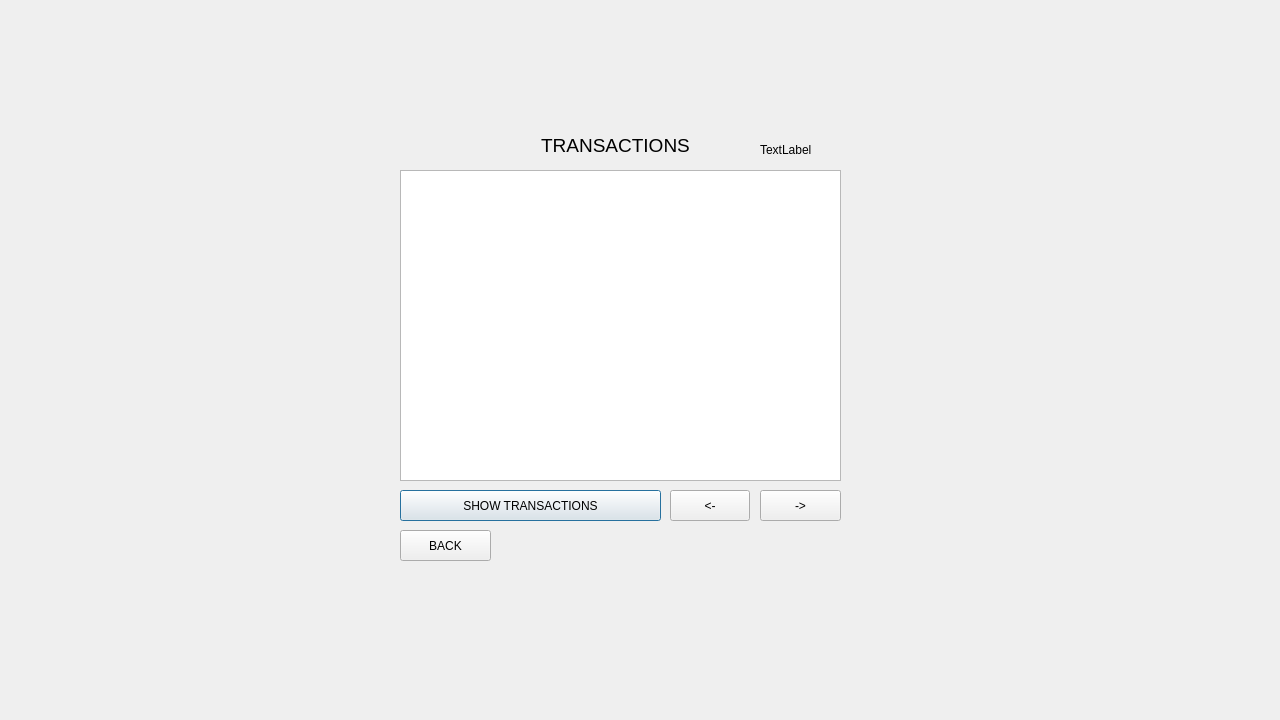
This is bank-automat/transactions.ui in alavuvi/atm-simulator-project as Qt 5 draws it before an edit. The edited form follows.
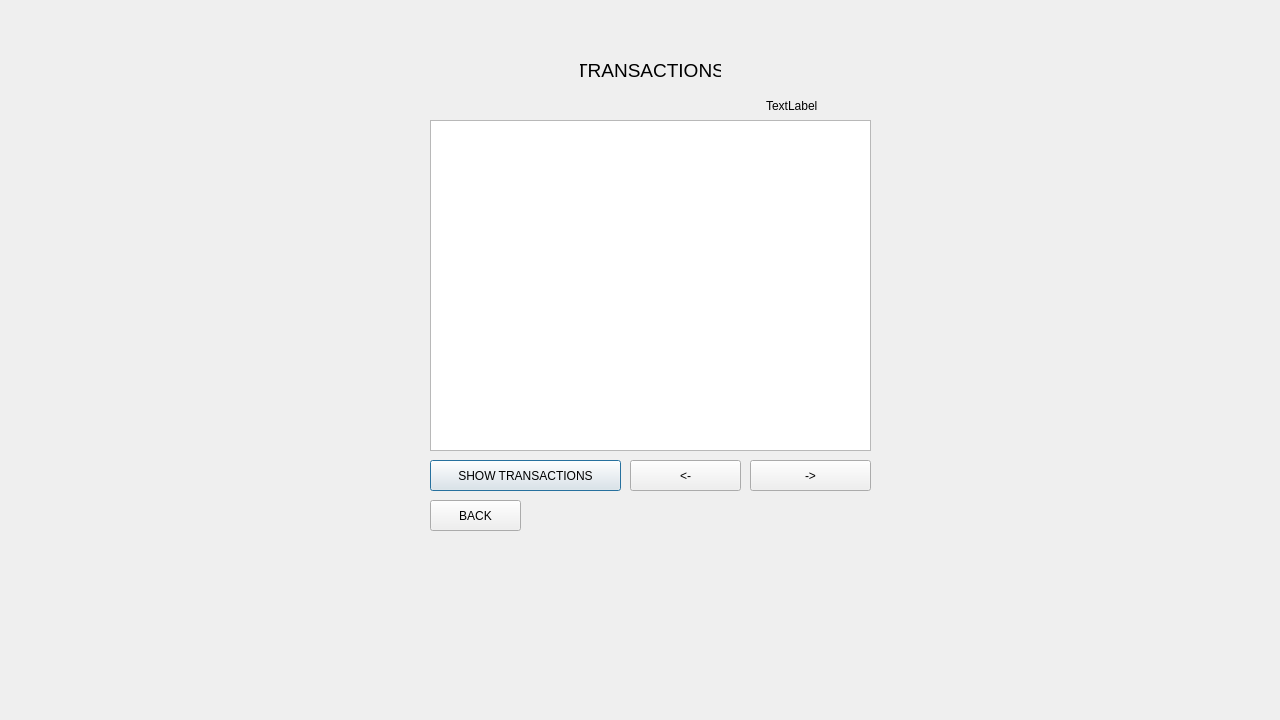
This is the edited form.

The edit to the form file:
```diff
--- a/bank-automat/transactions.ui
+++ b/bank-automat/transactions.ui
@@ -13,52 +13,13 @@
   <property name="windowTitle">
    <string>Dialog</string>
   </property>
-  <widget class="QPushButton" name="btnTransactions">
-   <property name="geometry">
-    <rect>
-     <x>400</x>
-     <y>490</y>
-     <width>261</width>
-     <height>31</height>
-    </rect>
-   </property>
-   <property name="text">
-    <string>SHOW TRANSACTIONS</string>
-   </property>
-  </widget>
-  <widget class="QTableView" name="tableTransactions">
-   <property name="geometry">
-    <rect>
-     <x>400</x>
-     <y>170</y>
-     <width>441</width>
-     <height>311</height>
-    </rect>
-   </property>
-   <property name="selectionMode">
-    <enum>QAbstractItemView::SelectionMode::SingleSelection</enum>
-   </property>
-  </widget>
-  <widget class="QPushButton" name="btn_older">
-   <property name="geometry">
-    <rect>
-     <x>760</x>
-     <y>490</y>
-     <width>81</width>
-     <height>31</height>
-    </rect>
-   </property>
-   <property name="text">
-    <string>-&gt;</string>
-   </property>
-  </widget>
   <widget class="QLabel" name="labelTransactions">
    <property name="geometry">
     <rect>
-     <x>540</x>
-     <y>130</y>
-     <width>151</width>
-     <height>31</height>
+     <x>580</x>
+     <y>50</y>
+     <width>141</width>
+     <height>41</height>
     </rect>
    </property>
    <property name="font">
@@ -73,11 +34,76 @@
     <set>Qt::AlignmentFlag::AlignCenter</set>
    </property>
   </widget>
+  <widget class="QLabel" name="label1">
+   <property name="geometry">
+    <rect>
+     <x>766</x>
+     <y>95</y>
+     <width>101</width>
+     <height>21</height>
+    </rect>
+   </property>
+   <property name="text">
+    <string>TextLabel</string>
+   </property>
+  </widget>
+  <widget class="QTableView" name="tableTransactions">
+   <property name="geometry">
+    <rect>
+     <x>430</x>
+     <y>120</y>
+     <width>441</width>
+     <height>331</height>
+    </rect>
+   </property>
+   <property name="selectionMode">
+    <enum>QAbstractItemView::SelectionMode::SingleSelection</enum>
+   </property>
+  </widget>
+  <widget class="QPushButton" name="btnTransactions">
+   <property name="geometry">
+    <rect>
+     <x>430</x>
+     <y>460</y>
+     <width>191</width>
+     <height>31</height>
+    </rect>
+   </property>
+   <property name="text">
+    <string>SHOW TRANSACTIONS</string>
+   </property>
+  </widget>
+  <widget class="QPushButton" name="btn_newer">
+   <property name="geometry">
+    <rect>
+     <x>630</x>
+     <y>460</y>
+     <width>111</width>
+     <height>31</height>
+    </rect>
+   </property>
+   <property name="text">
+    <string>&lt;-</string>
+   </property>
+  </widget>
+  <widget class="QPushButton" name="btn_older">
+   <property name="geometry">
+    <rect>
+     <x>750</x>
+     <y>460</y>
+     <width>121</width>
+     <height>31</height>
+    </rect>
+   </property>
+   <property name="text">
+    <string>-&gt;</string>
+   </property>
+  </widget>
   <widget class="QPushButton" name="btnBack">
    <property name="geometry">
     <rect>
-     <x>400</x>
-     <y>530</y>
+     <x>430</x>
+     <y>500</y>
      <width>91</width>
      <height>31</height>
     </rect>
@@ -86,32 +112,6 @@
     <string>BACK</string>
    </property>
   </widget>
-  <widget class="QPushButton" name="btn_newer">
-   <property name="geometry">
-    <rect>
-     <x>670</x>
-     <y>490</y>
-     <width>80</width>
-     <height>31</height>
-    </rect>
-   </property>
-   <property name="text">
-    <string>&lt;-</string>
-   </property>
-  </widget>
-  <widget class="QLabel" name="label1">
-   <property name="geometry">
-    <rect>
-     <x>760</x>
-     <y>140</y>
-     <width>81</width>
-     <height>20</height>
-    </rect>
-   </property>
-   <property name="text">
-    <string>TextLabel</string>
-   </property>
-  </widget>
  </widget>
  <resources/>
  <connections/>
```
